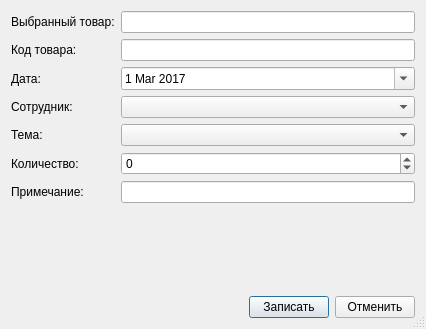
igrekus/depot, file transactdatadialog.ui: the form before one commit.
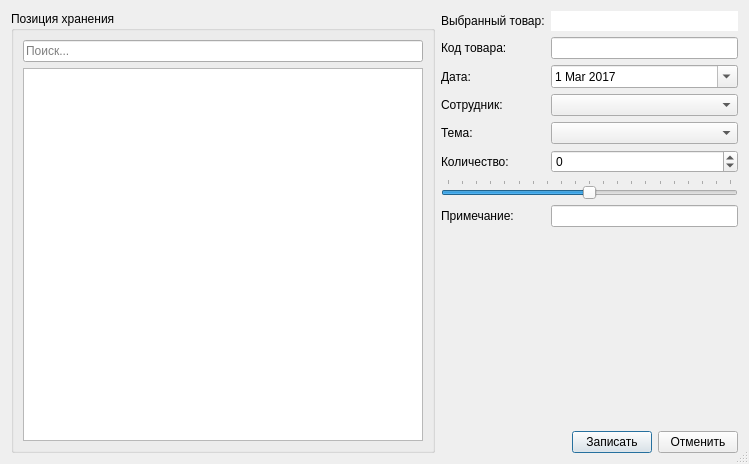
The form after the commit.

Diff of the .ui file:
```diff
--- a/transactdatadialog.ui
+++ b/transactdatadialog.ui
@@ -9,8 +9,8 @@
    <rect>
     <x>0</x>
     <y>0</y>
-    <width>426</width>
-    <height>329</height>
+    <width>749</width>
+    <height>464</height>
    </rect>
   </property>
   <property name="windowTitle">
@@ -22,8 +22,39 @@
   <property name="modal">
    <bool>true</bool>
   </property>
+  <layout class="QHBoxLayout" name="horizontalLayout_2">
+   <item>
+    <widget class="QGroupBox" name="groupBox">
+     <property name="title">
+      <string>Позиция хранения</string>
+     </property>
   <layout class="QVBoxLayout" name="verticalLayout">
    <item>
+       <widget class="QLineEdit" name="editSearch">
+        <property name="placeholderText">
+         <string>Поиск...</string>
+        </property>
+        <property name="clearButtonEnabled">
+         <bool>true</bool>
+        </property>
+       </widget>
+      </item>
+      <item>
+       <widget class="QTreeView" name="treeStock">
+        <property name="minimumSize">
+         <size>
+          <width>400</width>
+          <height>0</height>
+         </size>
+        </property>
+       </widget>
+      </item>
+     </layout>
+    </widget>
+   </item>
+   <item>
+    <layout class="QVBoxLayout" name="verticalLayout_2">
+     <item>
     <layout class="QFormLayout" name="formLayout">
      <item row="0" column="0">
       <widget class="QLabel" name="lblProductName">
@@ -34,6 +65,9 @@
      </item>
      <item row="0" column="1">
       <widget class="QLineEdit" name="editProductName">
+         <property name="frame">
+          <bool>false</bool>
+         </property>
        <property name="readOnly">
         <bool>true</bool>
        </property>
@@ -130,14 +164,39 @@
        </property>
       </widget>
      </item>
-     <item row="6" column="0">
+       <item row="6" column="0" colspan="2">
+        <widget class="QSlider" name="sliderDiff">
+         <property name="minimum">
+          <number>-100</number>
+         </property>
+         <property name="maximum">
+          <number>100</number>
+         </property>
+         <property name="orientation">
+          <enum>Qt::Horizontal</enum>
+         </property>
+         <property name="invertedAppearance">
+          <bool>false</bool>
+         </property>
+         <property name="invertedControls">
+          <bool>false</bool>
+         </property>
+         <property name="tickPosition">
+          <enum>QSlider::TicksAbove</enum>
+         </property>
+         <property name="tickInterval">
+          <number>10</number>
+         </property>
+        </widget>
+       </item>
+       <item row="7" column="0">
       <widget class="QLabel" name="lblNote">
        <property name="text">
         <string>Примечание:</string>
        </property>
       </widget>
      </item>
-     <item row="6" column="1">
+       <item row="7" column="1">
       <widget class="QLineEdit" name="editNote"/>
      </item>
     </layout>
@@ -187,6 +246,8 @@
     </layout>
    </item>
   </layout>
+   </item>
+  </layout>
  </widget>
  <resources/>
  <connections>
```
Left out of the diff: 32 changed lines with no effect on the pictures. Lines whose indentation alone changed are shown as unchanged.
